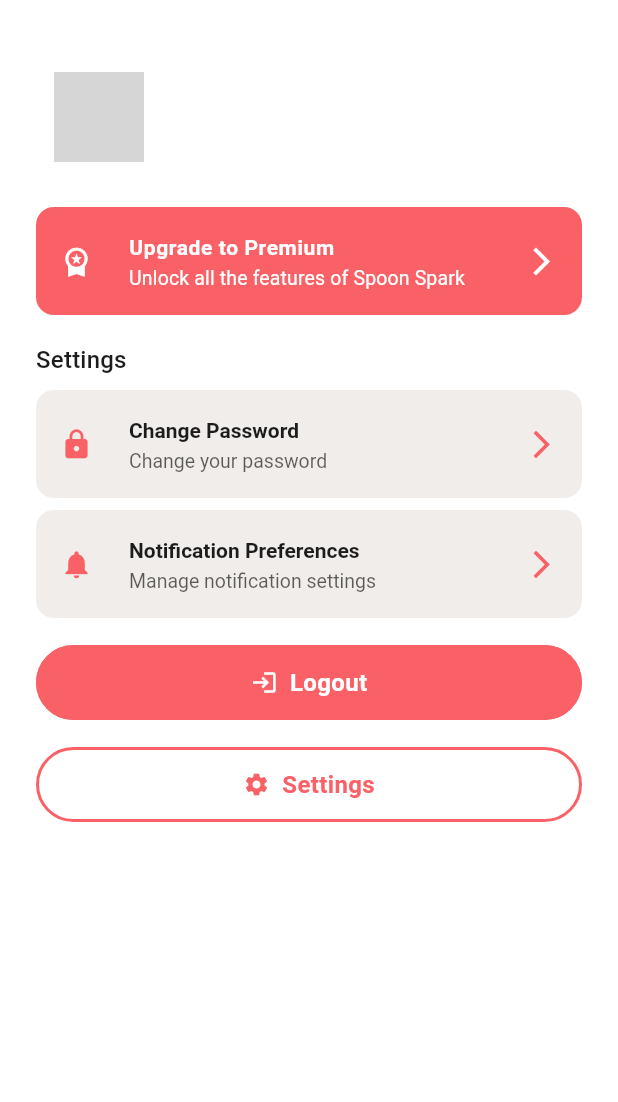
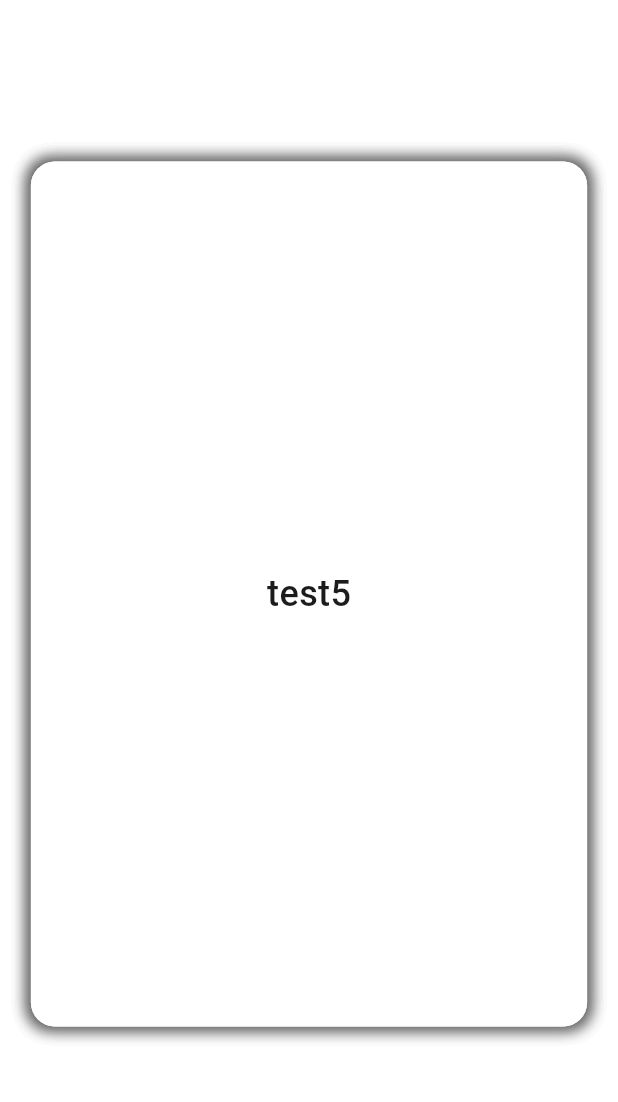
Before and after one commit to clnuding/recipeapp, a Flutter app: the AccountScreen screen opened directly, after a tap on "Settings", on a phone screen of 412 x 824 dp, the part 66-1168 px from its top. Run offline on Flutter 3.47's test engine with Material 3 defaults, Android fonts, the phone set to English and light mode, and no system bars; our stand-ins replace flutter_dotenv, flutter_svg, fluttertoast, google_fonts, google_sign_in, icons_plus and 3 more; missing offline and left inert: excel, flutter_custom_tabs; accounts and stored records are empty; network calls fail; grey boxes are pictures that could not be loaded.

Commit message:
added basic swipe cards

```diff
--- a/lib/main.dart
+++ b/lib/main.dart
@@ -1,4 +1,5 @@
 import 'package:flutter/material.dart';
+import 'package:fluttertoast/fluttertoast.dart';
 import 'package:recipeapp/screens/main_screen.dart';
 import 'package:recipeapp/screens/recipe_create_screen.dart' as create_recipe;
 import 'package:recipeapp/screens/add_recipe.dart' as add_recipe;
@@ -20,6 +21,7 @@ class MyApp extends StatelessWidget {
   @override
   Widget build(BuildContext context) {
     return MaterialApp(
+      builder: FToastBuilder(),
       debugShowCheckedModeBanner: false,
       title: 'Recipe App',
       theme: SpoonSparkTheme.lightTheme(),
--- a/lib/screens/account.dart
+++ b/lib/screens/account.dart
@@ -3,11 +3,13 @@ import 'package:flutter_dotenv/flutter_dotenv.dart';
 import 'package:google_sign_in/google_sign_in.dart';
 import 'package:pocketbase/pocketbase.dart';
 import 'package:recipeapp/api/user.dart';
+import 'package:recipeapp/models/recipe.dart';
 import 'package:recipeapp/theme/theme.dart';
 import 'package:recipeapp/utils/pocketbase.dart';
 import 'package:recipeapp/widgets/atomics/appbar.dart';
 import 'package:recipeapp/widgets/atomics/primary_btn.dart';
 import 'package:recipeapp/widgets/atomics/secondary_btn.dart';
+import 'package:recipeapp/widgets/recipe_card_stack.dart';
 
 class AccountScreen extends StatefulWidget {
   const AccountScreen({super.key});
@@ -95,7 +97,42 @@ class _AccountPageState extends State<AccountScreen> {
                     SizedBox(height: SpoonSparkTheme.spacingXL),
                     SecondaryButton(
                       text: "Settings",
-                      onPressed: () {},
+                      onPressed:
+                          () => Navigator.push(
+                            context,
+                            MaterialPageRoute(
+                              builder:
+                                  (context) => RecipeSwipeCardStack(
+                                    recipes: [
+                                      Recipe(
+                                        id: "w2233",
+                                        title: "test1",
+                                        creatorId: "123456",
+                                      ),
+                                      Recipe(
+                                        id: "w2234",
+                                        title: "test2",
+                                        creatorId: "123456",
+                                      ),
+                                      Recipe(
+                                        id: "w2235",
+                                        title: "test3",
+                                        creatorId: "123456",
+                                      ),
+                                      Recipe(
+                                        id: "w2236",
+                                        title: "test4",
+                                        creatorId: "123456",
+                                      ),
+                                      Recipe(
+                                        id: "w2237",
+                                        title: "test5",
+                                        creatorId: "123456",
+                                      ),
+                                    ],
+                                  ),
+                            ),
+                          ),
                       icon: Icons.settings,
                     ),
                   ],
--- a/lib/theme/theme.dart
+++ b/lib/theme/theme.dart
@@ -28,7 +28,7 @@ class SpoonSparkTheme {
 
   // Error / Success colors
   static const Color _error = Color.fromARGB(255, 255, 90, 79);
-  // static const Color _success = Color.fromARGB(255, 50, 201, 151);
+  static const Color _success = Color.fromARGB(255, 50, 201, 151);
 
   // ==================== TYPOGRAPHY =======================
   // =======================================================
@@ -147,6 +147,8 @@ class SpoonSparkTheme {
         surfaceBright: _backgroundMuted,
         onSurfaceVariant: _primaryTextLight,
         tertiary: _foregroundMuted,
+        tertiaryFixed: _success,
+        onTertiaryFixed: _textOnPrimaryLight,
       ),
       textTheme: _buildTextTheme(isLight: true),
       scaffoldBackgroundColor: _backgroundLight,
--- /dev/null
+++ b/lib/widgets/recipe_card_stack.dart
@@ -0,0 +1,165 @@
+import 'package:flutter/material.dart';
+import 'package:fluttertoast/fluttertoast.dart';
+import 'package:recipeapp/models/recipe.dart';
+import 'package:recipeapp/theme/theme.dart';
+import 'package:recipeapp/widgets/atomics/appbar.dart';
+
+/// A widget that displays a stack of cards based on a list of recipes.
+/// The top card is swipeable. Swiping to left (endToStart) will add the recipe
+/// to [chosenRecipes] and show a green toast, and swiping right (startToEnd)
+/// will add it to [rejectedRecipes].
+class RecipeSwipeCardStack extends StatefulWidget {
+  final List<Recipe> recipes;
+
+  const RecipeSwipeCardStack({Key? key, required this.recipes})
+    : super(key: key);
+
+  @override
+  _RecipeSwipeCardStackState createState() => _RecipeSwipeCardStackState();
+}
+
+class _RecipeSwipeCardStackState extends State<RecipeSwipeCardStack> {
+  // Lists to keep track of chosen and rejected recipes.
+  List<Recipe> chosenRecipes = [];
+  List<Recipe> rejectedRecipes = [];
+
+  // List of recipes remaining to be swiped.
+  late List<Recipe> remainingRecipes;
+
+  @override
+  void initState() {
+    super.initState();
+    // Create a copy of the original list.
+    remainingRecipes = List.from(widget.recipes);
+  }
+
+  /// Show a toast message when a recipe is chosen.
+  void showChosenToast(String recipeTitle) {
+    final theme = Theme.of(context);
+    Fluttertoast.showToast(
+      msg: "you want to eat: " + recipeTitle,
+      toastLength: Toast.LENGTH_SHORT,
+      gravity: ToastGravity.BOTTOM,
+      backgroundColor: theme.colorScheme.tertiaryFixed,
+      textColor: theme.colorScheme.onTertiaryFixed,
+      fontSize: SpoonSparkTheme.fontM,
+    );
+  }
+
+  /// Build the individual recipe card.
+  Widget buildCard(Recipe recipe) {
+    final double cardWidth = MediaQuery.of(context).size.width * 0.9;
+    final double cardHeight = MediaQuery.of(context).size.height * 0.7;
+
+    return Container(
+      margin: const EdgeInsets.all(16),
+      width: cardWidth,
+      height: cardHeight,
+      decoration: BoxDecoration(
+        color: Colors.white,
+        borderRadius: BorderRadius.circular(16),
+        boxShadow: [
+          // Consistent shadow on all borders
+          BoxShadow(
+            color: Colors.black.withOpacity(0.2),
+            blurRadius: 8,
+            spreadRadius: 2,
+            offset: const Offset(0, 0),
+          ),
+        ],
+      ),
+      child: Padding(
+        padding: const EdgeInsets.all(16),
+        child: Center(
+          child: Text(
+            recipe.title,
+            style: const TextStyle(fontSize: 24),
+            overflow: TextOverflow.ellipsis,
+          ),
+        ),
+      ),
+    );
+  }
+
+  @override
+  Widget build(BuildContext context) {
+    return Scaffold(
+      appBar: LogoAppbar(showBackButton: true),
+      body: Center(
+        child:
+            remainingRecipes.isEmpty
+                ? const Text("No more recipes")
+                : Stack(
+                  alignment: Alignment.center,
+                  children:
+                      remainingRecipes.asMap().entries.map((entry) {
+                        int index = entry.key;
+                        Recipe recipe = entry.value;
+                        // The top card is the last in the list.
+                        bool isTopCard = index == remainingRecipes.length - 1;
+                        // Calculate a horizontal offset for non-top cards.
+                        // The top card remains centered (offset = 0).
+                        double offsetX =
+                            isTopCard
+                                ? 0
+                                : 0.0 * (remainingRecipes.length - 1 - index);
+                        double offsetY =
+                            isTopCard
+                                ? 0
+                                : -0.0 * (remainingRecipes.length - 1 - index);
+                        Widget cardWidget = buildCard(recipe);
+
+                        if (isTopCard) {
+                          cardWidget = Dismissible(
+                            key: UniqueKey(),
+                            direction: DismissDirection.horizontal,
+                            onDismissed: (direction) {
+                              setState(() {
+                                remainingRecipes.remove(recipe);
+                                if (direction == DismissDirection.endToStart) {
+                                  // Swiped left – add to chosen recipes.
+                                  chosenRecipes.add(recipe);
+                                  showChosenToast(recipe.title);
+                                } else if (direction ==
+                                    DismissDirection.startToEnd) {
+                                  // Swiped right – add to rejected recipes.
+                                  rejectedRecipes.add(recipe);
+                                }
+                              });
+                            },
+                            // Background for swiping right (revealed when swiping left)
+                            background: Container(
+                              alignment: Alignment.centerLeft,
+                              padding: const EdgeInsets.only(left: 20),
+                              child: const CircleAvatar(
+                                backgroundColor: Colors.redAccent,
+                                radius: 20,
+                                child: Icon(Icons.close, color: Colors.white),
+                              ),
+                            ),
+                            // Secondary background for swiping left (revealed when swiping right)
+                            secondaryBackground: Container(
+                              alignment: Alignment.centerRight,
+                              padding: const EdgeInsets.only(right: 20),
+                              child: const CircleAvatar(
+                                backgroundColor: Colors.green,
+                                radius: 20,
+                                child: Icon(Icons.check, color: Colors.white),
+                              ),
+                            ),
+                            child: cardWidget,
+                          );
+                        } else {
+                          cardWidget = Transform.translate(
+                            offset: Offset(offsetX, offsetY),
+                            child: cardWidget,
+                          );
+                        }
+
+                        return cardWidget;
+                      }).toList(),
+                ),
+      ),
+    );
+  }
+}
--- a/pubspec.yaml
+++ b/pubspec.yaml
@@ -44,6 +44,7 @@ dependencies:
   flutter_dotenv: ^5.2.1
   flutter_svg: ^2.0.17
   intl: ^0.18.1
+  fluttertoast: ^8.2.12
 
   # The following adds the Cupertino Icons font to your application.
   # Use with the CupertinoIcons class for iOS style icons.
```
Also changed, not shown: pubspec.lock, 1 other file.
